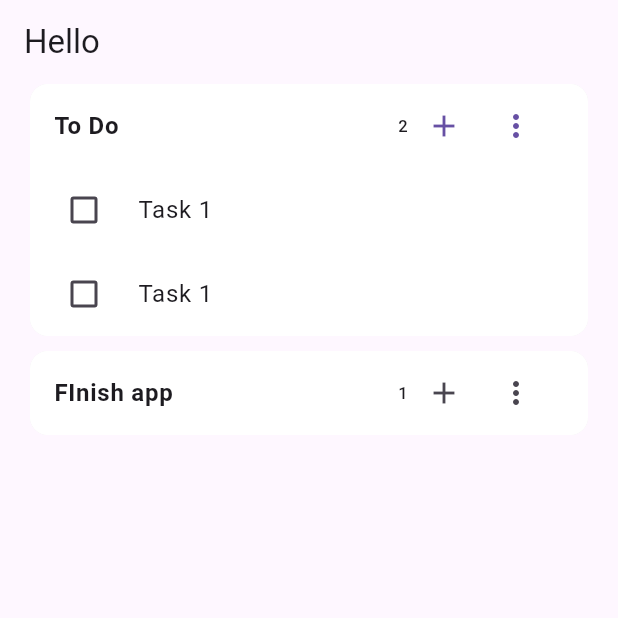
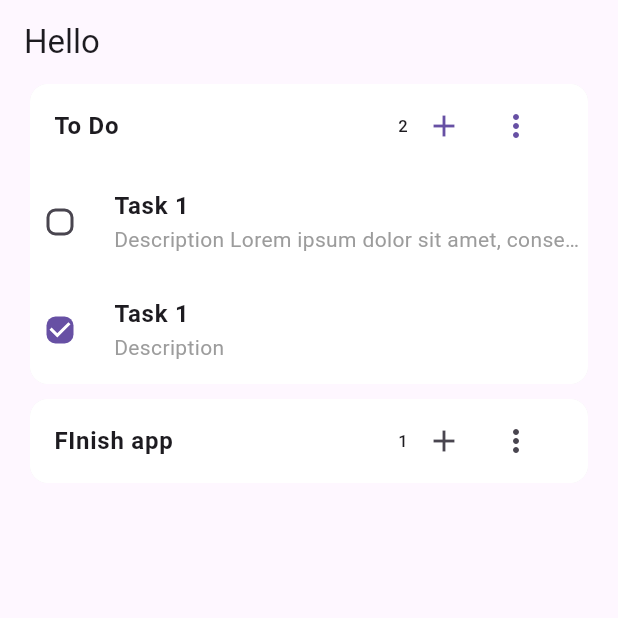
Before and after one commit to Tcriss/errands, a Flutter app: the screen it shows after launch, after a tap on "To Do", on a phone screen of 412 x 824 dp, the top half of it. Run offline on Flutter 3.47's test engine with Material 3 defaults, Android fonts, the light colour scheme and no system bars; our stand-ins replace get_it, supabase_flutter; accounts and stored records are empty.

Commit message:
refactor: improve task design

```diff
--- a/lib/tasks/presentation/providers/list-provider.dart
+++ b/lib/tasks/presentation/providers/list-provider.dart
@@ -12,7 +12,7 @@ class TaskListProvider with ChangeNotifier {
         TaskEntity(
           id: '1',
           title: 'Task 1',
-          description: 'Description',
+          description: 'Description Lorem ipsum dolor sit amet, consectetur adipiscing elit, sed do eiusmod tempor incididunt ut labore et dolore magnam aliquam quaerat voluptatem. Ut enim aeque doleamus animo, cum corpore dolemus, fieri tamen permagna accessio potest, si aliquod aeternum et infinitum impendere malum nobis opinemur. Quod idem licet transferre in voluptatem, ut postea variari voluptas distinguique possit, augeri amplificarique non.',
           date: DateTime.now(),
           listId: '1',
           completed: false,
@@ -23,7 +23,7 @@ class TaskListProvider with ChangeNotifier {
           description: 'Description',
           date: DateTime.now(),
           listId: '1',
-          completed: false,
+          completed: true,
         )
       ]
     ),
--- a/lib/tasks/presentation/widgets/task-card.dart
+++ b/lib/tasks/presentation/widgets/task-card.dart
@@ -12,8 +12,18 @@ class TaskCard extends StatelessWidget {
   @override
   Widget build(BuildContext context) {
     return CheckboxListTile(
-      title: Text(_task.title),
+      title: Text(_task.title, style: const TextStyle(fontWeight: FontWeight.bold),),
+      subtitle: Text(
+        _task.description,
+        style: const TextStyle(
+          color: Color.fromARGB(255, 156, 156, 156)
+        ),
+        maxLines: 1,
+        overflow: TextOverflow.ellipsis,
+      ),
       value: _task.completed,
+      contentPadding: const EdgeInsets.all(0.0),
+      checkboxShape: RoundedRectangleBorder(borderRadius: BorderRadius.circular(6.0)),
       controlAffinity: ListTileControlAffinity.leading,
       onChanged: (bool? value) {},
     );
```
